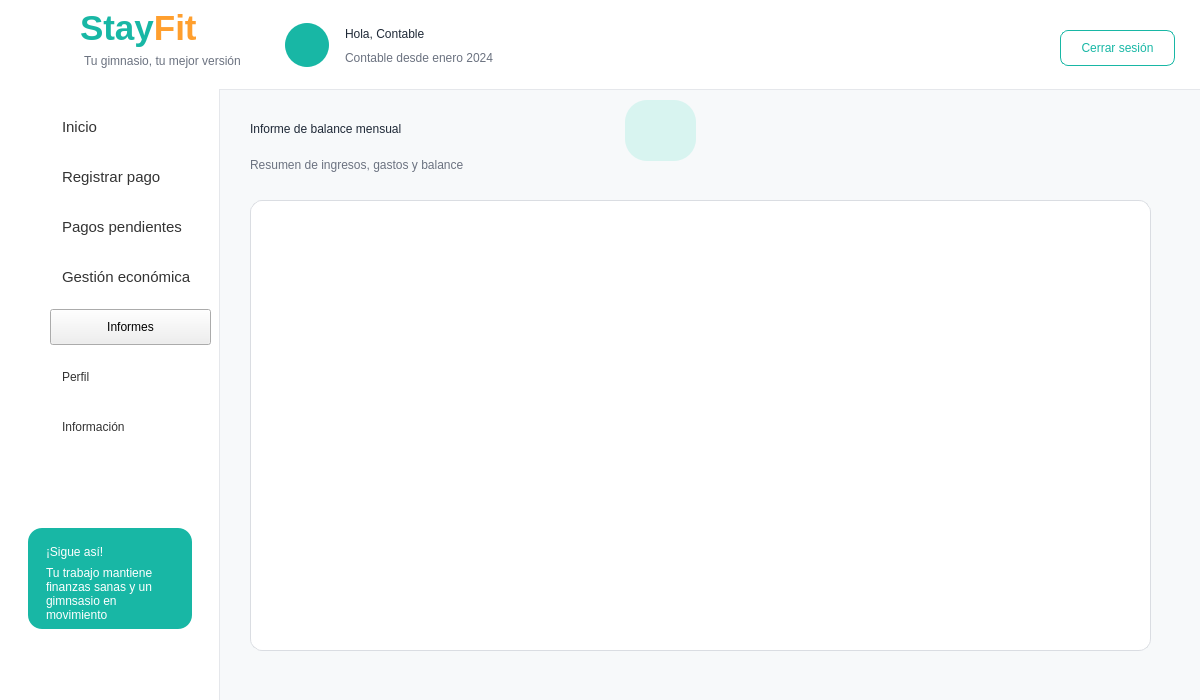
Old version of the form Proyecto/src/vista/Ui/interfaz_contable_informes_balance_mensual.ui in the repository smonts01/Ingenieria-del-software.
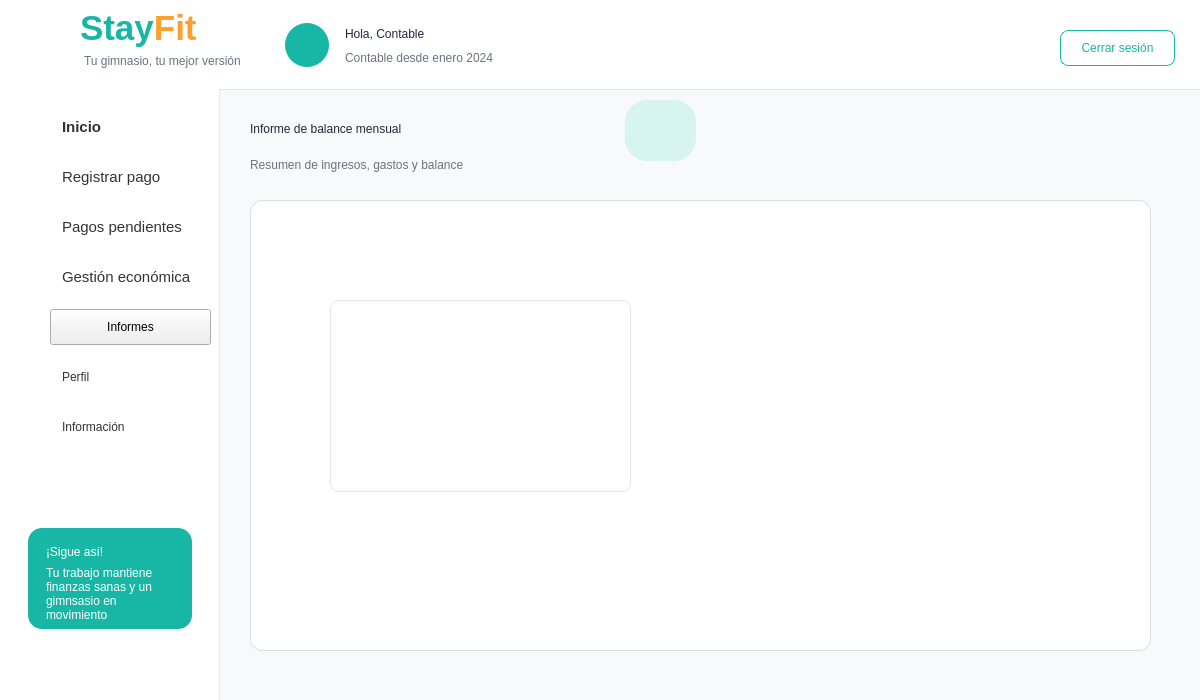
New version of the form. Icons and pictures are not drawn.

Commit message: contable terminado

Patch:
```diff
--- a/Proyecto/src/vista/Ui/interfaz_contable_informes_balance_mensual.ui
+++ b/Proyecto/src/vista/Ui/interfaz_contable_informes_balance_mensual.ui
@@ -567,6 +567,9 @@
       <font>
        <family>Segoe UI</family>
        <pointsize>11</pointsize>
+       <weight>75</weight>
+       <italic>false</italic>
+       <bold>true</bold>
       </font>
      </property>
      <property name="mouseTracking">
@@ -698,6 +701,16 @@
     border-radius: 12px;
 }</string>
      </property>
+     <widget class="QTableWidget" name="tablaInformeBalanceMensual">
+      <property name="geometry">
+       <rect>
+        <x>80</x>
+        <y>100</y>
+        <width>301</width>
+        <height>192</height>
+       </rect>
+      </property>
+     </widget>
     </widget>
     <widget class="QLabel" name="label_22">
      <property name="geometry">
```
The commit also changes 19 other files.
